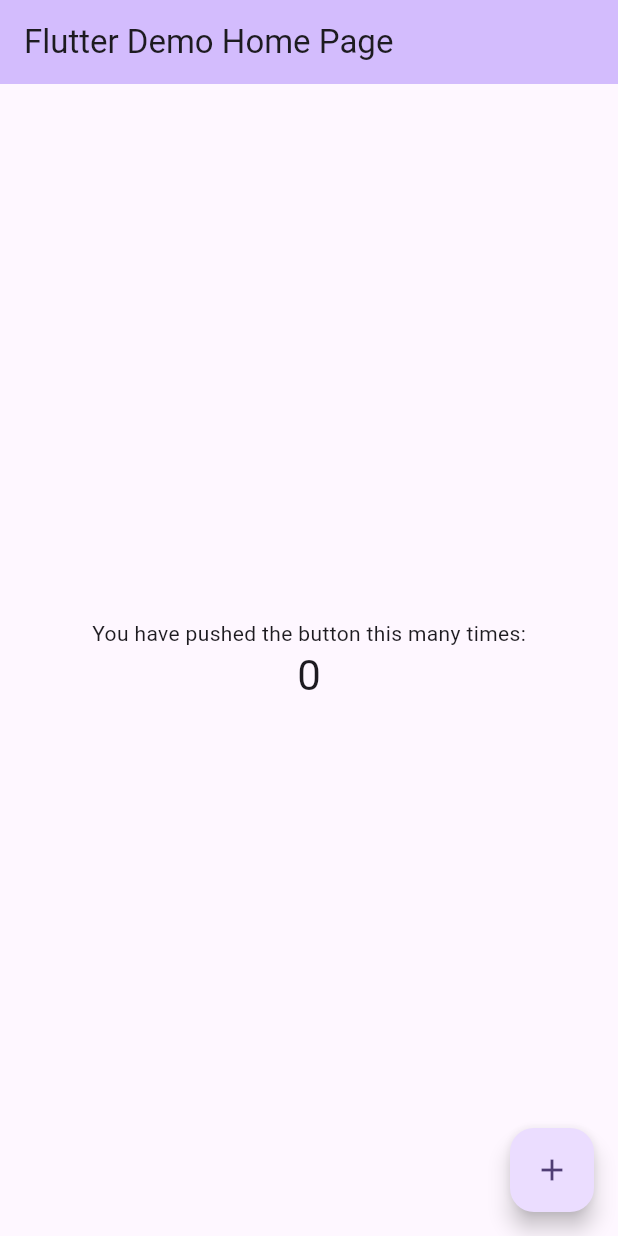
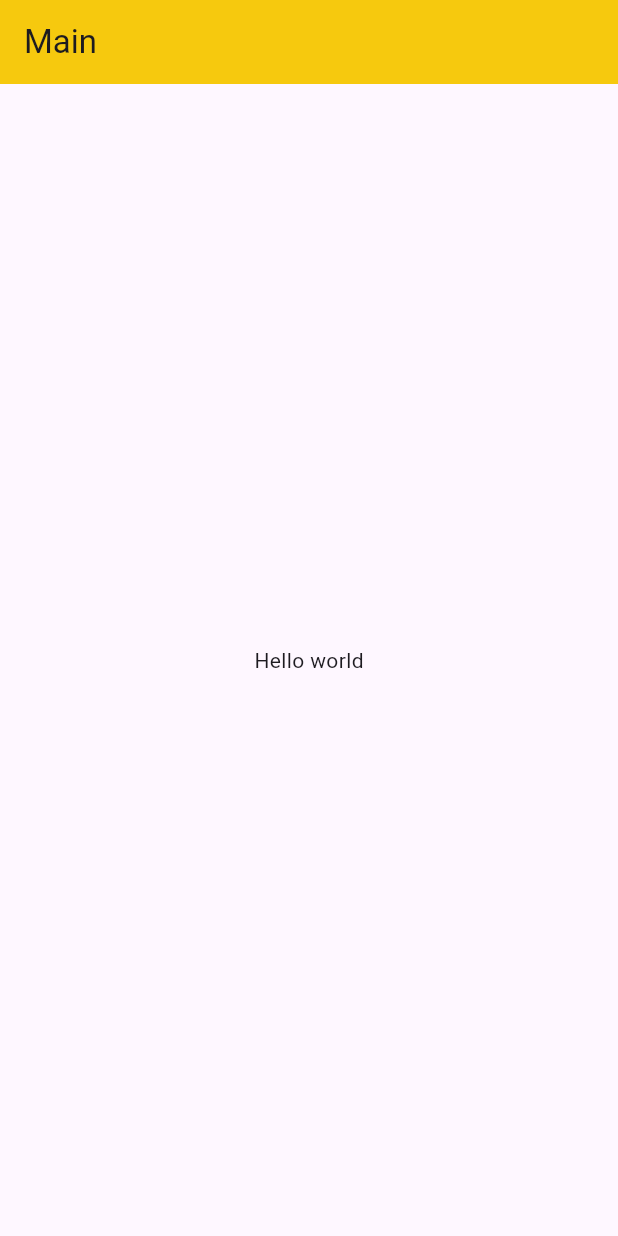
Before and after one commit to thanhtan27032001/G-Sneaker, a Flutter app: the screen it shows after launch, on a phone screen of 412 x 824 dp. Run offline on Flutter 3.47's test engine with Material 3 defaults, Android fonts, the light colour scheme and no system bars.

Commit message:
clear autogen code and define colors

```diff
--- /dev/null
+++ b/lib/app/config/app_colors.dart
@@ -0,0 +1,20 @@
+import 'package:flutter/material.dart';
+
+class AppColors {
+
+  static final Color _whiteColor = Color(int.parse("0xffffffff"));
+
+  static final Color _blackColor = Color(int.parse("0xff303841"));
+
+  static final Color _grayColor = Color(int.parse("0xff777777"));
+
+  static final Color _yellowColor = Color(int.parse("0xfff6C90e"));
+
+  static Color blackColor() => _blackColor;
+
+  static Color whiteColor() => _whiteColor;
+
+  static Color grayColor() => _grayColor;
+
+  static Color yellowColor() => _yellowColor;
+}
--- a/lib/main.dart
+++ b/lib/main.dart
@@ -1,4 +1,5 @@
 import 'package:flutter/material.dart';
+import 'package:gsneaker/app/config/app_colors.dart';
 
 void main() {
   runApp(const MyApp());
@@ -7,27 +8,11 @@
 class MyApp extends StatelessWidget {
   const MyApp({super.key});
 
-  // This widget is the root of your application.
   @override
   Widget build(BuildContext context) {
     return MaterialApp(
       title: 'Flutter Demo',
       theme: ThemeData(
-        // This is the theme of your application.
-        //
-        // TRY THIS: Try running your application with "flutter run". You'll see
-        // the application has a blue toolbar. Then, without quitting the app,
-        // try changing the seedColor in the colorScheme below to Colors.green
-        // and then invoke "hot reload" (save your changes or press the "hot
-        // reload" button in a Flutter-supported IDE, or press "r" if you used
-        // the command line to start the app).
-        //
-        // Notice that the counter didn't reset back to zero; the application
-        // state is not lost during the reload. To reset the state, use hot
-        // restart instead.
-        //
-        // This works for code too, not just values: Most code changes can be
-        // tested with just a hot reload.
         colorScheme: ColorScheme.fromSeed(seedColor: Colors.deepPurple),
         useMaterial3: true,
       ),
@@ -36,90 +21,23 @@
   }
 }
 
-class MyHomePage extends StatefulWidget {
+class MyHomePage extends StatelessWidget {
   const MyHomePage({super.key, required this.title});
-
-  // This widget is the home page of your application. It is stateful, meaning
-  // that it has a State object (defined below) that contains fields that affect
-  // how it looks.
-
-  // This class is the configuration for the state. It holds the values (in this
-  // case the title) provided by the parent (in this case the App widget) and
-  // used by the build method of the State. Fields in a Widget subclass are
-  // always marked "final".
 
   final String title;
 
   @override
-  State<MyHomePage> createState() => _MyHomePageState();
-}
-
-class _MyHomePageState extends State<MyHomePage> {
-  int _counter = 0;
-
-  void _incrementCounter() {
-    setState(() {
-      // This call to setState tells the Flutter framework that something has
-      // changed in this State, which causes it to rerun the build method below
-      // so that the display can reflect the updated values. If we changed
-      // _counter without calling setState(), then the build method would not be
-      // called again, and so nothing would appear to happen.
-      _counter++;
-    });
-  }
-
-  @override
   Widget build(BuildContext context) {
-    // This method is rerun every time setState is called, for instance as done
-    // by the _incrementCounter method above.
-    //
-    // The Flutter framework has been optimized to make rerunning build methods
-    // fast, so that you can just rebuild anything that needs updating rather
-    // than having to individually change instances of widgets.
     return Scaffold(
       appBar: AppBar(
-        // TRY THIS: Try changing the color here to a specific color (to
-        // Colors.amber, perhaps?) and trigger a hot reload to see the AppBar
-        // change color while the other colors stay the same.
-        backgroundColor: Theme.of(context).colorScheme.inversePrimary,
-        // Here we take the value from the MyHomePage object that was created by
-        // the App.build method, and use it to set our appbar title.
-        title: Text(widget.title),
+        backgroundColor: AppColors.yellowColor(),
+        title: const Text("Main"),
       ),
-      body: Center(
+      body: const Center(
         // Center is a layout widget. It takes a single child and positions it
         // in the middle of the parent.
-        child: Column(
-          // Column is also a layout widget. It takes a list of children and
-          // arranges them vertically. By default, it sizes itself to fit its
-          // children horizontally, and tries to be as tall as its parent.
-          //
-          // Column has various properties to control how it sizes itself and
-          // how it positions its children. Here we use mainAxisAlignment to
-          // center the children vertically; the main axis here is the vertical
-          // axis because Columns are vertical (the cross axis would be
-          // horizontal).
-          //
-          // TRY THIS: Invoke "debug painting" (choose the "Toggle Debug Paint"
-          // action in the IDE, or press "p" in the console), to see the
-          // wireframe for each widget.
-          mainAxisAlignment: MainAxisAlignment.center,
-          children: <Widget>[
-            const Text(
-              'You have pushed the button this many times:',
-            ),
-            Text(
-              '$_counter',
-              style: Theme.of(context).textTheme.headlineMedium,
-            ),
-          ],
-        ),
+        child: Text("Hello world")
       ),
-      floatingActionButton: FloatingActionButton(
-        onPressed: _incrementCounter,
-        tooltip: 'Increment',
-        child: const Icon(Icons.add),
-      ), // This trailing comma makes auto-formatting nicer for build methods.
     );
   }
 }
```
